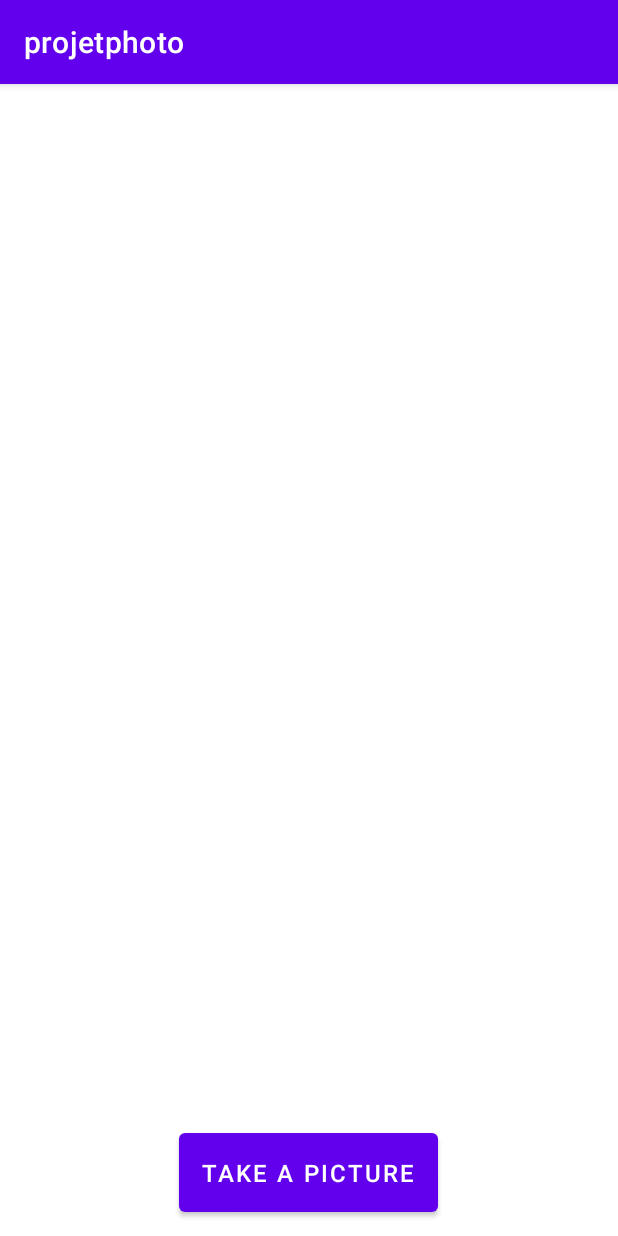
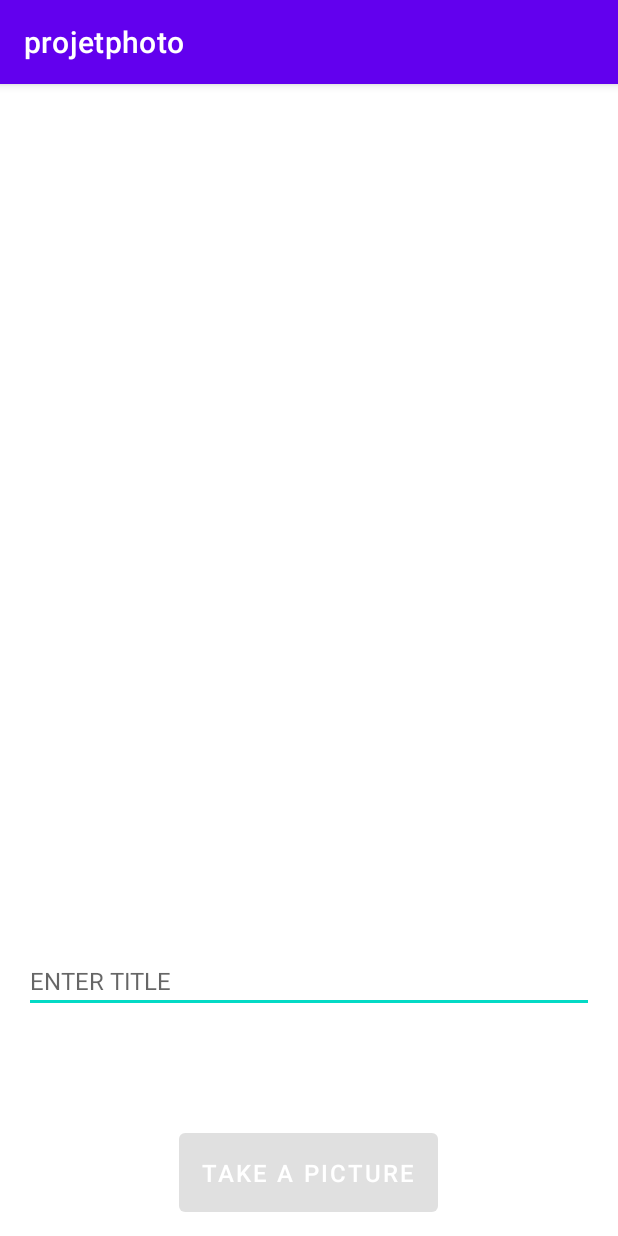
Before and after one commit to CedricLphn/project-android-l3-scan-group1, an Android app: the TakePicturesActivity screen opened directly, with no data from a screen before it, on a phone screen of 412 x 824 dp. Run offline under Robolectric (Android 15) with nearby library versions, the phone set to English and light mode, and no system bars.

Commit message:
add namefile and title with image

```diff
--- a/app/src/main/java/com/example/projetphoto/takepictures/TakePicturesActivity.kt
+++ b/app/src/main/java/com/example/projetphoto/takepictures/TakePicturesActivity.kt
@@ -1,20 +1,21 @@
 package com.example.projetphoto.takepictures
 
 import android.Manifest
+import android.R.attr.button
 import android.content.Intent
 import android.content.pm.PackageManager
 import android.graphics.Bitmap
 import android.os.Build
 import android.os.Bundle
 import android.provider.MediaStore
+import android.text.Editable
+import android.text.TextUtils
+import android.text.TextWatcher
 import android.util.Log
-import android.widget.EditText
 import androidx.annotation.RequiresApi
-import androidx.appcompat.app.AlertDialog
 import androidx.appcompat.app.AppCompatActivity
 import androidx.core.app.ActivityCompat
 import androidx.core.content.ContextCompat
-import com.example.projetphoto.R
 import com.example.projetphoto.databinding.ActivityTakepicturesBinding
 import java.io.File
 import java.io.FileOutputStream
@@ -28,6 +29,7 @@ private val PERMISSION_CODE = 1000;
 
 class TakePicturesActivity : AppCompatActivity() {
     private lateinit var binding: ActivityTakepicturesBinding
+
     override fun onCreate(savedInstanceState: Bundle?) {
         super.onCreate(savedInstanceState)
         binding = ActivityTakepicturesBinding.inflate(layoutInflater)
@@ -41,20 +43,41 @@ class TakePicturesActivity : AppCompatActivity() {
                 cameraRequestId
             )
         binding.cameraBtn.setOnClickListener {
-            textDialog()
+            //textDialog()
 
-           // val cameraInt = Intent(MediaStore.ACTION_IMAGE_CAPTURE)
-           // startActivityForResult(cameraInt, cameraRequestId)
+            val cameraInt = Intent(MediaStore.ACTION_IMAGE_CAPTURE)
+            startActivityForResult(cameraInt, cameraRequestId)
         }
+
+        binding.changeEditText.addTextChangedListener(object : TextWatcher {
+            override fun beforeTextChanged(p0: CharSequence?, p1: Int, p2: Int, p3: Int) {
+            }
+
+            override fun onTextChanged(s: CharSequence, start: Int, before: Int, count: Int) {
+
+                binding.cameraBtn.isEnabled = s.isNotBlank()
+            }
+
+            override fun afterTextChanged(p0: Editable?) {
+
+            }
+        })
+
     }
-    private fun textDialog() {
-            val builder = AlertDialog.Builder(this)
+    /*private fun textDialog() {
+        lateinit var editText: String
+        lateinit var string: String
+
+        val builder = AlertDialog.Builder(this)
             val inflater = layoutInflater
            // val dialogLayout = inflater.inflate(binding.cameraBtn, null)
            // val editText = dialogLayout.findViewById<EditText>(editText)
+        //string = editText.text.toString()
+       // textView.text = string
 
             with(builder) {
-                setTitle("Enter title plz")
+                setTitle("Enter title please")
+                editText = binding.changeEditText.text.toString()
                 setPositiveButton("OK"){dialog, which ->
                     val cameraInt = Intent(MediaStore.ACTION_IMAGE_CAPTURE)
                     startActivityForResult(cameraInt, cameraRequestId)
@@ -69,7 +92,7 @@ class TakePicturesActivity : AppCompatActivity() {
                 show()
             }
 
-    }
+    }*/
     @RequiresApi(Build.VERSION_CODES.M)
     override fun onActivityResult(requestCode: Int, resultCode: Int, data: Intent?) {
         super.onActivityResult(requestCode, resultCode, data)
@@ -86,11 +109,14 @@ class TakePicturesActivity : AppCompatActivity() {
                 //Manifest.permission.WRITE_EXTERNAL_STORAGE + Manifest.permission.READ_EXTERNAL_STORAGE
             } else {
                 val sdf = SimpleDateFormat("dd/M/yyyy_hh:mm:ss")
+                val date = SimpleDateFormat("dd/M/yyyy")
                 val currentDate = sdf.format(Date())
                 val name = saveImage(image, "$currentDate")
                 //val name = saveImage(image, "test2")
                 val returnIntent = Intent(this, TakePicturesActivity::class.java)
                 returnIntent.putExtra("result", name)
+                returnIntent.putExtra("title", binding.changeEditText.text.toString())
+                returnIntent.putExtra("date", date)
                 setResult(RESULT_OK, returnIntent)
                 finish()
 
@@ -107,7 +133,7 @@ class TakePicturesActivity : AppCompatActivity() {
 
         val fullpath = "${getExternalFilesDir(image_name)}/${fname}"
 
-        if (file.exists()) file.delete()
+
         try {
             val out = FileOutputStream(file)
             finalBitmap.compress(Bitmap.CompressFormat.JPEG, 90, out)
--- a/app/src/main/res/layout/activity_takepictures.xml
+++ b/app/src/main/res/layout/activity_takepictures.xml
@@ -5,24 +5,54 @@ xmlns:app="http://schemas.android.com/apk/res-auto"
 xmlns:tools="http://schemas.android.com/tools"
 android:layout_width="match_parent"
 android:layout_height="match_parent"
-tools:context=".MainActivity">
+tools:context=".takepictures.TakePicturesActivity">
 
     <Button
         android:id="@+id/cameraBtn"
-    android:text="@string/camera"
-    android:textSize="16sp"
-    android:textColor="@color/white"
-    android:padding="15dp"
-    android:layout_margin="10dp"
+        android:layout_width="wrap_content"
+        android:layout_height="wrap_content"
         android:layout_alignParentBottom="true"
         android:layout_centerHorizontal="true"
-    android:layout_width="wrap_content"
-    android:layout_height="wrap_content"/>
+        android:layout_marginStart="10dp"
+        android:layout_marginLeft="10dp"
+        android:layout_marginTop="10dp"
+        android:layout_marginEnd="10dp"
+        android:layout_marginRight="10dp"
+        android:layout_marginBottom="10dp"
+        android:enabled="false"
+        android:padding="15dp"
+        android:text="@string/camera"
+        android:textColor="@color/white"
+        android:textSize="16sp" />
+
     <ImageView
         android:id="@+id/myImage"
+        android:layout_width="match_parent"
+        android:layout_height="370dp"
         android:layout_above="@id/cameraBtn"
         android:layout_alignParentTop="true"
-    android:layout_width="fill_parent"
-    android:layout_height="fill_parent"/>
+        android:layout_marginBottom="289dp" />
+
+    <EditText
+        android:id="@+id/changeEditText"
+        android:layout_width="wrap_content"
+        android:layout_height="wrap_content"
+        android:layout_above="@+id/cameraBtn"
+        android:layout_alignParentStart="true"
+        android:layout_alignParentLeft="true"
+        android:layout_alignParentEnd="true"
+        android:layout_alignParentRight="true"
+        android:layout_marginHorizontal="20dp"
+        android:layout_marginStart="16dp"
+        android:layout_marginLeft="16dp"
+        android:layout_marginEnd="16dp"
+        android:layout_marginRight="16dp"
+        android:layout_marginBottom="64dp"
+        android:hint="ENTER TITLE"
+        android:textSize="16sp"
+        app:layout_constraintBottom_toBottomOf="parent"
+        app:layout_constraintEnd_toEndOf="parent"
+        app:layout_constraintStart_toStartOf="parent"
+        app:layout_constraintTop_toTopOf="parent" />
 
 </RelativeLayout>
```
Lines whose indentation alone changed are shown as unchanged.
